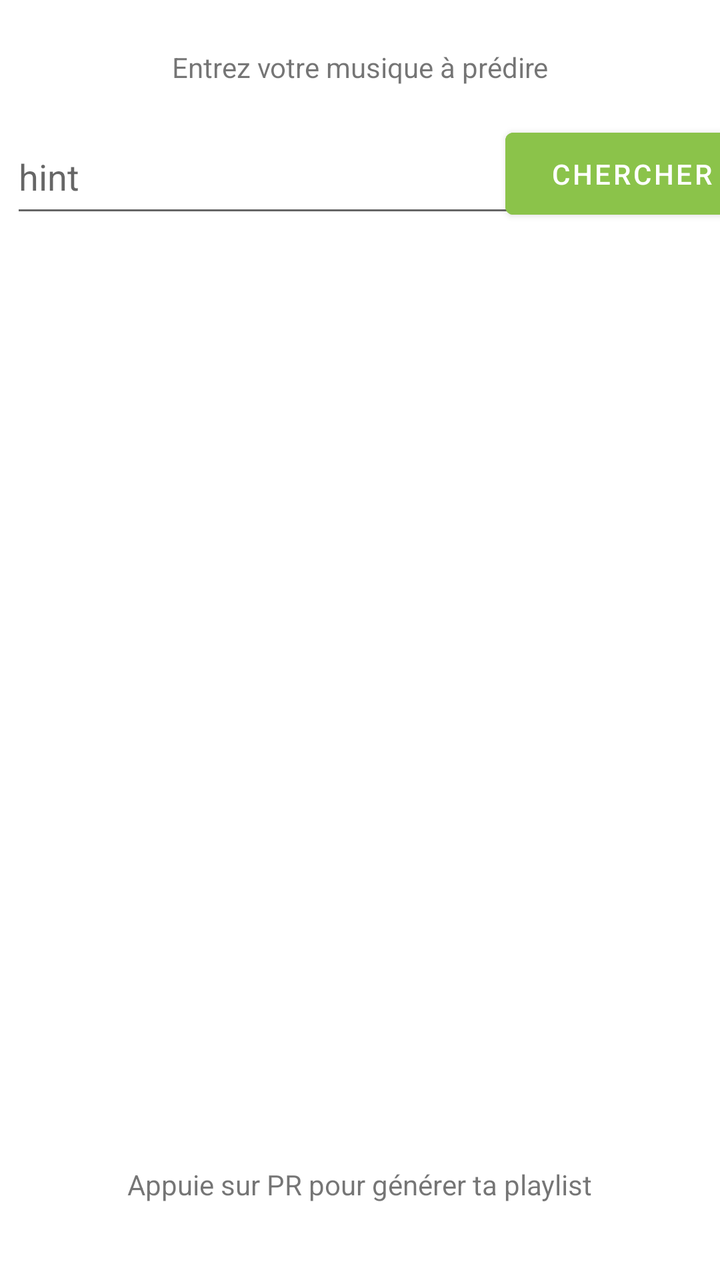
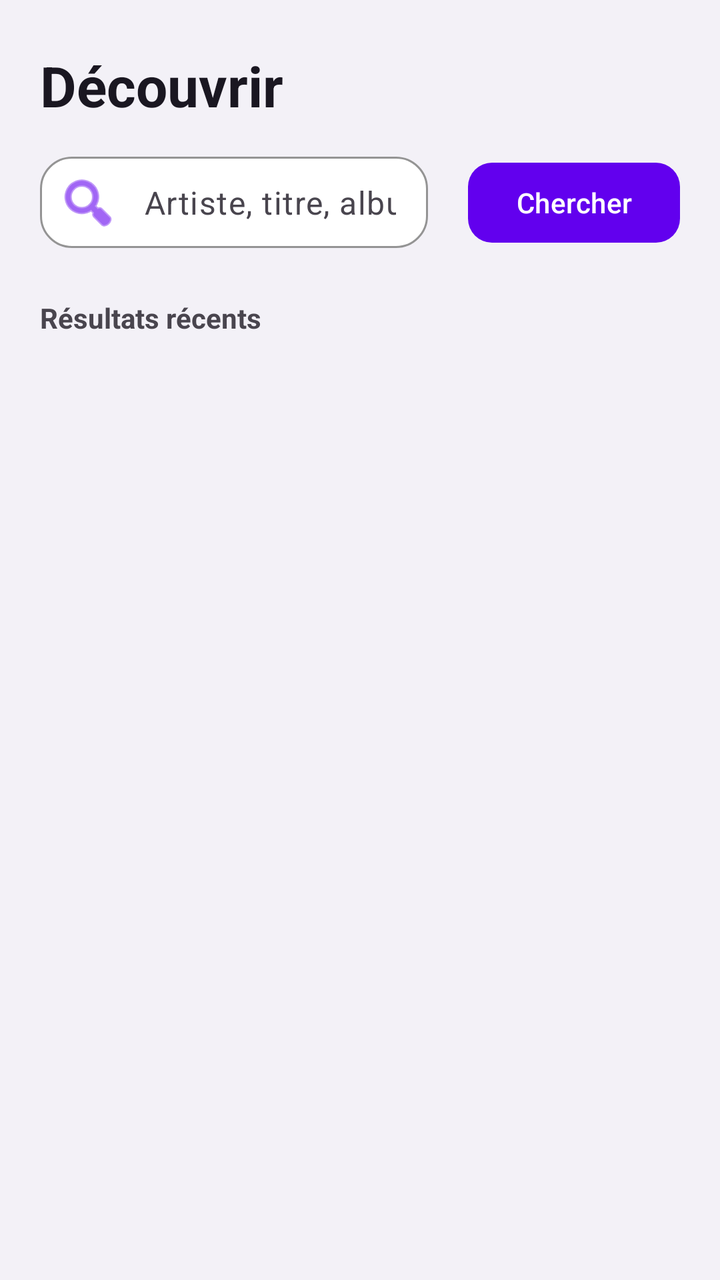

An Android layout rendered at two revisions. The XML below is the earlier revision; the diff shows what the commit changed to produce the second picture.
<!-- AndroidManifest.xml: application theme Theme.Artishow -->
<!-- res/layout/fragment_home.xml -->
<?xml version="1.0" encoding="utf-8"?>
<androidx.constraintlayout.widget.ConstraintLayout xmlns:android="http://schemas.android.com/apk/res/android"
    xmlns:app="http://schemas.android.com/apk/res-auto"
    xmlns:tools="http://schemas.android.com/tools"
    android:layout_width="match_parent"
    android:layout_height="match_parent"
    tools:context=".ui.home.HomeFragment">

    <TextView
        android:id="@+id/textView4"
        android:layout_width="wrap_content"
        android:layout_height="wrap_content"
        android:text="Appuie sur PR pour générer ta playlist"
        app:layout_constraintBottom_toTopOf="@+id/textHome"
        app:layout_constraintEnd_toEndOf="parent"
        app:layout_constraintStart_toStartOf="parent" />

    <TextView
        android:id="@+id/textView5"
        android:layout_width="wrap_content"
        android:layout_height="wrap_content"
        android:text="Entrez votre musique à prédire"
        app:layout_constraintBottom_toTopOf="@+id/musicInput"
        app:layout_constraintEnd_toEndOf="parent"
        app:layout_constraintStart_toStartOf="parent"
        app:layout_constraintTop_toTopOf="parent"
        app:layout_constraintVertical_bias="0.59" />

    <com.google.android.material.textfield.TextInputEditText
        android:id="@+id/musicInput"
        android:layout_width="255dp"
        android:layout_height="54dp"
        android:hint="hint"
        app:layout_constraintBottom_toBottomOf="parent"
        app:layout_constraintEnd_toEndOf="parent"
        app:layout_constraintHorizontal_bias="0.051"
        app:layout_constraintStart_toStartOf="parent"
        app:layout_constraintTop_toTopOf="parent"
        app:layout_constraintVertical_bias="0.102" />

    <Button
        android:id="@+id/searchButton"
        android:layout_width="127dp"
        android:layout_height="53dp"
        android:backgroundTint="#8BC34A"
        android:text="Chercher"
        app:layout_constraintBottom_toBottomOf="parent"
        app:layout_constraintEnd_toEndOf="parent"
        app:layout_constraintHorizontal_bias="0.285"
        app:layout_constraintStart_toEndOf="@+id/musicInput"
        app:layout_constraintTop_toTopOf="parent"
        app:layout_constraintVertical_bias="0.103" />

    <TextView
        android:id="@+id/textHome"
        android:layout_width="match_parent"
        android:layout_height="wrap_content"
        android:layout_marginStart="8dp"
        android:layout_marginTop="8dp"
        android:layout_marginEnd="8dp"
        android:textAlignment="center"
        android:textSize="20sp"
        app:layout_constraintBottom_toBottomOf="parent"
        app:layout_constraintEnd_toEndOf="parent"
        app:layout_constraintHorizontal_bias="0.0"
        app:layout_constraintStart_toStartOf="parent"
        app:layout_constraintTop_toTopOf="parent"
        app:layout_constraintVertical_bias="0.981" />

    <TextView
        android:id="@+id/text_result"
        android:layout_width="239dp"
        android:layout_height="40dp"
        android:gravity="center"
        android:text="..."
        android:textStyle="bold"
        app:layout_constraintBottom_toTopOf="@+id/textView4"
        app:layout_constraintEnd_toEndOf="parent"
        app:layout_constraintStart_toStartOf="parent"
        app:layout_constraintTop_toBottomOf="@+id/linearLayout2"
        app:layout_constraintVertical_bias="1.0"
        tools:textSize="20sp" />

    <LinearLayout
        android:id="@+id/linearLayout2"
        android:layout_width="372dp"
        android:layout_height="553dp"
        android:layout_marginTop="16dp"
        android:orientation="vertical"
        app:layout_constraintEnd_toEndOf="parent"
        app:layout_constraintStart_toStartOf="parent"
        app:layout_constraintTop_toBottomOf="@+id/musicInput">

        <androidx.recyclerview.widget.RecyclerView
            android:id="@+id/RecyclerView"
            android:layout_width="380dp"
            android:layout_height="179dp"
            android:layout_weight="1"
            android:clipToPadding="false"
            tools:layout_marginTop="4dp" />
    </LinearLayout>

</androidx.constraintlayout.widget.ConstraintLayout>
<!-- resources referenced by this layout -->
<resources>
  <style name="Theme.Artishow" parent="Theme.MaterialComponents.DayNight.DarkActionBar">
          
          <item name="colorPrimary">@color/purple_500</item>
          <item name="colorPrimaryVariant">@color/purple_700</item>
          <item name="colorOnPrimary">@color/white</item>
          
          <item name="colorSecondary">@color/teal_200</item>
          <item name="colorSecondaryVariant">@color/teal_700</item>
          <item name="colorOnSecondary">@color/black</item>
          
          <item name="android:statusBarColor">?attr/colorPrimaryVariant</item>
          
      </style>
  <color name="purple_500">#FF6200EE</color>
  <color name="purple_700">#FF3700B3</color>
  <color name="white">#FFFFFFFF</color>
  <color name="teal_200">#FF03DAC5</color>
  <color name="teal_700">#FF018786</color>
  <color name="black">#FF000000</color>
</resources>

<!-- the commit's change to res/layout/fragment_home.xml (unified diff, before → after) -->
@@ -1,103 +1,94 @@
 <?xml version="1.0" encoding="utf-8"?>
-<androidx.constraintlayout.widget.ConstraintLayout xmlns:android="http://schemas.android.com/apk/res/android"
+<androidx.constraintlayout.widget.ConstraintLayout
+    xmlns:android="http://schemas.android.com/apk/res/android"
     xmlns:app="http://schemas.android.com/apk/res-auto"
     xmlns:tools="http://schemas.android.com/tools"
     android:layout_width="match_parent"
     android:layout_height="match_parent"
+    android:background="?android:attr/windowBackground"
     tools:context=".ui.home.HomeFragment">
 
     <TextView
-        android:id="@+id/textView4"
+        android:id="@+id/tvHeaderTitle"
         android:layout_width="wrap_content"
         android:layout_height="wrap_content"
-        android:text="Appuie sur PR pour générer ta playlist"
-        app:layout_constraintBottom_toTopOf="@+id/textHome"
+        android:layout_marginStart="20dp"
+        android:layout_marginTop="24dp"
+        android:text="Découvrir"
+        android:textColor="?attr/colorOnSurface"
+        android:textSize="28sp"
+        android:textStyle="bold"
+        app:layout_constraintStart_toStartOf="parent"
+        app:layout_constraintTop_toTopOf="parent" />
+
+    <com.google.android.material.textfield.TextInputLayout
+        android:id="@+id/searchContainer"
+        style="@style/Widget.Material3.TextInputLayout.OutlinedBox"
+        android:layout_width="0dp"
+        android:layout_height="wrap_content"
+        android:layout_marginHorizontal="20dp"
+        android:layout_marginTop="16dp"
+        app:boxCornerRadiusBottomEnd="16dp"
+        app:boxCornerRadiusBottomStart="16dp"
+        app:boxCornerRadiusTopEnd="16dp"
+        app:boxCornerRadiusTopStart="16dp"
+        app:boxBackgroundColor="?attr/colorSurface"
+        app:boxStrokeColor="?attr/colorPrimary"
+        app:startIconTint="?attr/colorPrimary"
+        app:hintEnabled="false"
+        app:startIconDrawable="@android:drawable/ic_menu_search"
+        app:layout_constraintEnd_toStartOf="@+id/btnSearchAction"
+        app:layout_constraintStart_toStartOf="parent"
+        app:layout_constraintTop_toBottomOf="@id/tvHeaderTitle">
+
+        <com.google.android.material.textfield.TextInputEditText
+            android:id="@+id/musicInput"
+            android:layout_width="match_parent"
+            android:layout_height="wrap_content"
+            android:hint="Artiste, titre, album..."
+            android:textColor="?attr/colorOnSurface"
+            android:textColorHint="?attr/colorOnSurfaceVariant"
+            android:inputType="text"
+            android:paddingVertical="12dp" />
+    </com.google.android.material.textfield.TextInputLayout>
+
+    <com.google.android.material.button.MaterialButton
+        android:id="@+id/btnSearchAction"
+        style="@style/Widget.Material3.Button"
+        android:layout_width="wrap_content"
+        android:layout_height="0dp"
+        android:layout_marginEnd="20dp"
+        android:text="Chercher"
+        android:textAllCaps="false"
+        app:backgroundTint="?attr/colorPrimary"
+        android:textColor="?attr/colorOnPrimary"
+        app:cornerRadius="12dp"
+        app:layout_constraintBottom_toBottomOf="@+id/searchContainer"
         app:layout_constraintEnd_toEndOf="parent"
-        app:layout_constraintStart_toStartOf="parent" />
+        app:layout_constraintTop_toTopOf="@+id/searchContainer" />
 
     <TextView
-        android:id="@+id/textView5"
+        android:id="@+id/tvResultsLabel"
         android:layout_width="wrap_content"
         android:layout_height="wrap_content"
-        android:text="Entrez votre musique à prédire"
-        app:layout_constraintBottom_toTopOf="@+id/musicInput"
-        app:layout_constraintEnd_toEndOf="parent"
+        android:layout_marginStart="20dp"
+        android:layout_marginTop="24dp"
+        android:text="Résultats récents"
+        android:textColor="?attr/colorOnSurfaceVariant"
+        android:textSize="14sp"
+        android:textStyle="bold"
         app:layout_constraintStart_toStartOf="parent"
-        app:layout_constraintTop_toTopOf="parent"
-        app:layout_constraintVertical_bias="0.59" />
+        app:layout_constraintTop_toBottomOf="@id/searchContainer" />
 
-    <com.google.android.material.textfield.TextInputEditText
-        android:id="@+id/musicInput"
-        android:layout_width="255dp"
-        android:layout_height="54dp"
-        android:hint="hint"
+    <androidx.recyclerview.widget.RecyclerView
+        android:id="@+id/RecyclerView"
+        android:layout_width="match_parent"
+        android:layout_height="0dp"
+        android:layout_marginTop="8dp"
+        android:clipToPadding="false"
+        android:paddingHorizontal="12dp"
+        android:paddingBottom="80dp"
         app:layout_constraintBottom_toBottomOf="parent"
-        app:layout_constraintEnd_toEndOf="parent"
-        app:layout_constraintHorizontal_bias="0.051"
-        app:layout_constraintStart_toStartOf="parent"
-        app:layout_constraintTop_toTopOf="parent"
-        app:layout_constraintVertical_bias="0.102" />
-
-    <Button
-        android:id="@+id/searchButton"
-        android:layout_width="127dp"
-        android:layout_height="53dp"
-        android:backgroundTint="#8BC34A"
-        android:text="Chercher"
-        app:layout_constraintBottom_toBottomOf="parent"
-        app:layout_constraintEnd_toEndOf="parent"
-        app:layout_constraintHorizontal_bias="0.285"
-        app:layout_constraintStart_toEndOf="@+id/musicInput"
-        app:layout_constraintTop_toTopOf="parent"
-        app:layout_constraintVertical_bias="0.103" />
-
-    <TextView
-        android:id="@+id/textHome"
-        android:layout_width="match_parent"
-        android:layout_height="wrap_content"
-        android:layout_marginStart="8dp"
-        android:layout_marginTop="8dp"
-        android:layout_marginEnd="8dp"
-        android:textAlignment="center"
-        android:textSize="20sp"
-        app:layout_constraintBottom_toBottomOf="parent"
-        app:layout_constraintEnd_toEndOf="parent"
-        app:layout_constraintHorizontal_bias="0.0"
-        app:layout_constraintStart_toStartOf="parent"
-        app:layout_constraintTop_toTopOf="parent"
-        app:layout_constraintVertical_bias="0.981" />
-
-    <TextView
-        android:id="@+id/text_result"
-        android:layout_width="239dp"
-        android:layout_height="40dp"
-        android:gravity="center"
-        android:text="..."
-        android:textStyle="bold"
-        app:layout_constraintBottom_toTopOf="@+id/textView4"
-        app:layout_constraintEnd_toEndOf="parent"
-        app:layout_constraintStart_toStartOf="parent"
-        app:layout_constraintTop_toBottomOf="@+id/linearLayout2"
-        app:layout_constraintVertical_bias="1.0"
-        tools:textSize="20sp" />
-
-    <LinearLayout
-        android:id="@+id/linearLayout2"
-        android:layout_width="372dp"
-        android:layout_height="553dp"
-        android:layout_marginTop="16dp"
-        android:orientation="vertical"
-        app:layout_constraintEnd_toEndOf="parent"
-        app:layout_constraintStart_toStartOf="parent"
-        app:layout_constraintTop_toBottomOf="@+id/musicInput">
-
-        <androidx.recyclerview.widget.RecyclerView
-            android:id="@+id/RecyclerView"
-            android:layout_width="380dp"
-            android:layout_height="179dp"
-            android:layout_weight="1"
-            android:clipToPadding="false"
-            tools:layout_marginTop="4dp" />
-    </LinearLayout>
+        app:layout_constraintTop_toBottomOf="@id/tvResultsLabel" />
 
 </androidx.constraintlayout.widget.ConstraintLayout>
<!-- resource entries referenced after the edit -->
@@ -1,23 +1,42 @@
 <!-- resources referenced by this layout -->
 <resources>
-  <style name="Theme.Artishow" parent="Theme.MaterialComponents.DayNight.DarkActionBar">
+  <style name="Theme.Artishow" parent="Theme.Material3.DayNight.NoActionBar">
           
-          <item name="colorPrimary">@color/purple_500</item>
-          <item name="colorPrimaryVariant">@color/purple_700</item>
-          <item name="colorOnPrimary">@color/white</item>
+          <item name="colorPrimary">#6200EE</item>
+          <item name="colorOnPrimary">#FFFFFF</item>
+          <item name="colorPrimaryContainer">#EDE7F6</item>
+          <item name="colorOnPrimaryContainer">#21005D</item>
+  
           
-          <item name="colorSecondary">@color/teal_200</item>
-          <item name="colorSecondaryVariant">@color/teal_700</item>
-          <item name="colorOnSecondary">@color/black</item>
+          <item name="colorSecondary">#00897B</item>
+          <item name="colorOnSecondary">#FFFFFF</item>
+          <item name="colorSecondaryContainer">#E0F2F1</item>
+          <item name="colorOnSecondaryContainer">#004D40</item>
+  
           
-          <item name="android:statusBarColor">?attr/colorPrimaryVariant</item>
+          <item name="colorTertiary">#7B1FA2</item>
+          <item name="colorOnTertiary">#FFFFFF</item>
+          <item name="colorTertiaryContainer">#F3E5F5</item>
+          <item name="colorOnTertiaryContainer">#4A148C</item>
+  
           
+          <item name="android:windowBackground">#F3F1F7</item>
+          <item name="colorSurface">#FFFFFF</item>
+          <item name="colorOnSurface">#1A1721</item>
+          <item name="colorSurfaceVariant">#E9E3F0</item>
+          <item name="colorOnSurfaceVariant">#49454E</item>
+          <item name="colorOutline">#D7D0E0</item>
+          <item name="colorOutlineVariant">#E8E2EE</item>
+  
+          
+          <item name="android:statusBarColor">#6200EE</item>
+          <item name="android:windowLightStatusBar">false</item>
+          <item name="toolbarStyle">@style/Widget.Artishow.Toolbar</item>
       </style>
-  <color name="purple_500">#FF6200EE</color>
-  <color name="purple_700">#FF3700B3</color>
-  <color name="white">#FFFFFFFF</color>
-  <color name="teal_200">#FF03DAC5</color>
-  <color name="teal_700">#FF018786</color>
-  <color name="black">#FF000000</color>
+  <style name="Widget.Artishow.Toolbar" parent="Widget.Material3.Toolbar">
+          <item name="android:background">?attr/colorPrimary</item>
+          <item name="titleTextColor">#FFFFFF</item>
+          <item name="navigationIconTint">#FFFFFF</item>
+      </style>
 </resources>
 
